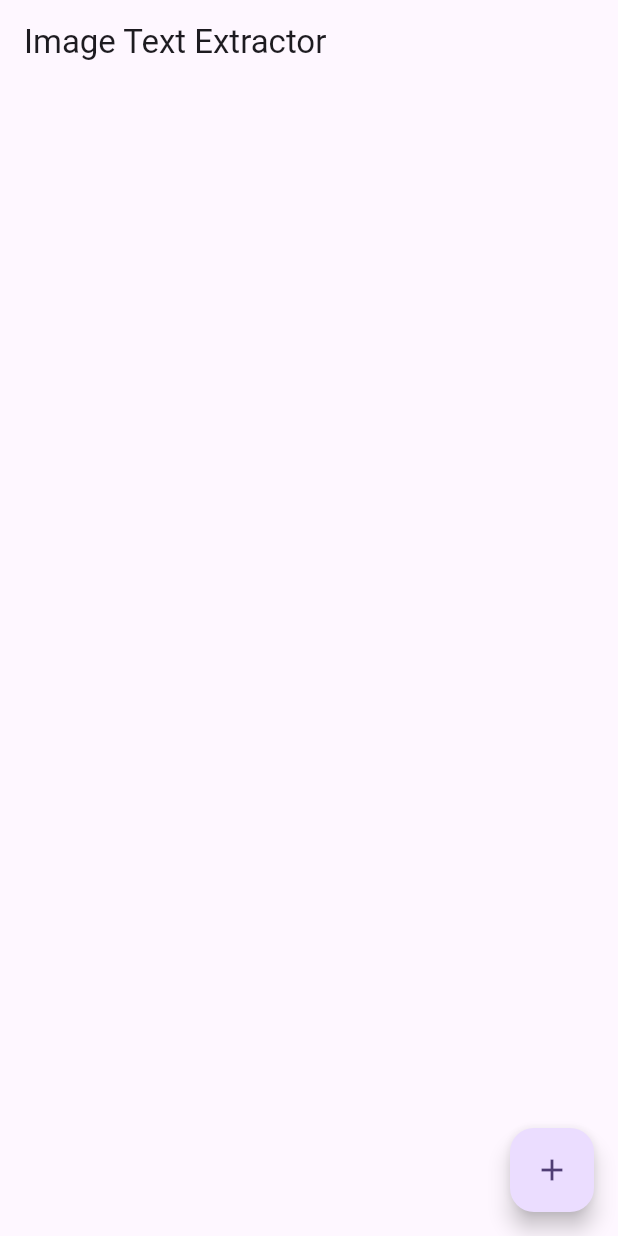
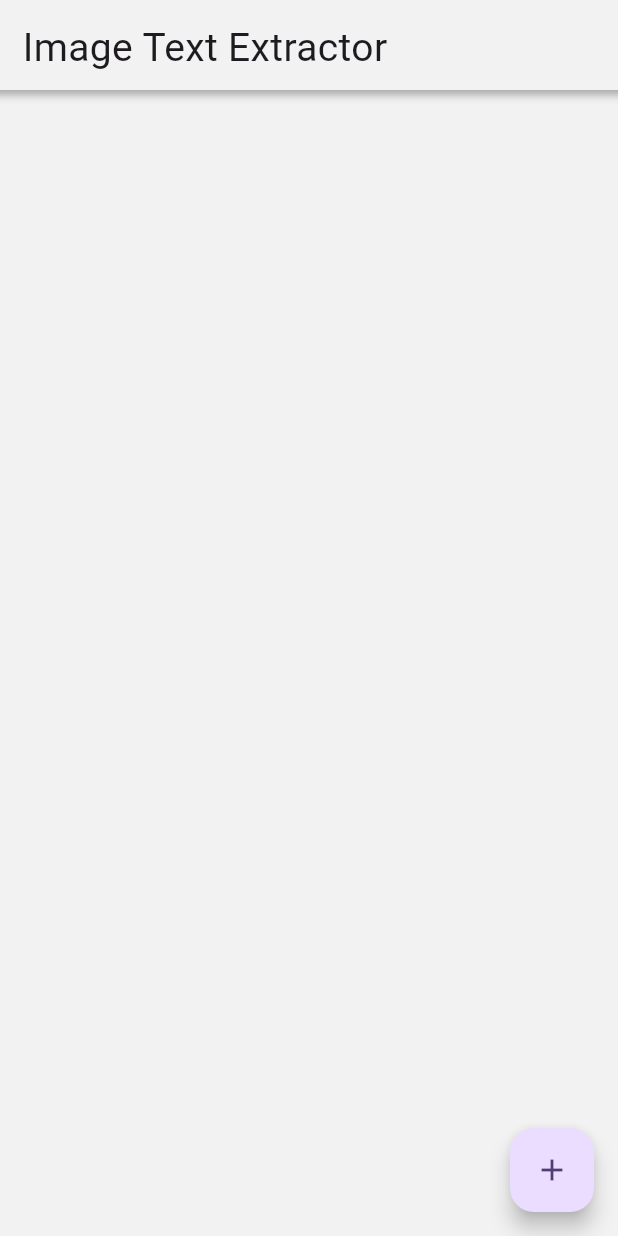
Before and after one commit to CenturionTheMan/MobileImageTextExtractor, a Flutter app: the screen it shows after launch, on a phone screen of 412 x 824 dp. Run offline on Flutter 3.47's test engine with Material 3 defaults, Android fonts, the phone set to English and light mode, and no system bars; our stand-ins replace camera, image_picker.

Commit message:
Added pick image from gallery button and HeaderBar

```diff
--- a/image_text_extractor/lib/main.dart
+++ b/image_text_extractor/lib/main.dart
@@ -13,10 +13,12 @@ class MyApp extends StatelessWidget {
   @override
   Widget build(BuildContext context) {
     return MaterialApp(
+      debugShowCheckedModeBanner: false,
       title: 'Image text extractor',
       theme: ThemeData(
         colorScheme: ColorScheme.fromSeed(seedColor: Colors.deepPurple),
         useMaterial3: true,
+        scaffoldBackgroundColor: Colors.white,
       ),
       home: const HomePage(),
     );
--- a/image_text_extractor/lib/pages/home_page.dart
+++ b/image_text_extractor/lib/pages/home_page.dart
@@ -2,6 +2,7 @@ import 'package:flutter/material.dart';
 import 'package:image_text_extractor/models/note_collection.dart';
 import 'package:image_text_extractor/pages/camera_view_page.dart';
 import 'package:image_text_extractor/pages/extract_text_page.dart';
+import '../widgets/header_bar.dart';
 
 class HomePage extends StatefulWidget {
   const HomePage({super.key});
@@ -36,16 +37,26 @@ class _HomePageState extends State<HomePage> with WidgetsBindingObserver {
   @override
   Widget build(BuildContext context) {
     return Scaffold(
-      appBar: AppBar(
-        title: const Text('Image Text Extractor'),
-      ),
-      body: Padding(
-        padding: const EdgeInsets.only(bottom: 80.0),
-        child: createBody(),
+      body: SafeArea(
+        child: Container(
+          color: Color(0xfff2f2f2),
+          child: Column(
+            children: [
+              HeaderBar(title: 'Image Text Extractor'),
+              Expanded(
+                child: Padding(
+                  padding: const EdgeInsets.only(bottom: 80.0),
+                  child: createBody(),
+                ),
+              ),
+            ],
+          ),
+        ),
       ),
       floatingActionButton: createFloatingActionButton(context),
     );
   }
+
 
   Widget createBody() {
     return ListView(
--- /dev/null
+++ b/image_text_extractor/lib/widgets/header_bar.dart
@@ -0,0 +1,42 @@
+import 'package:flutter/material.dart';
+
+
+class HeaderBar extends StatelessWidget {
+  final String title;
+
+  const HeaderBar({
+    required this.title
+  });
+
+  @override
+  Widget build(BuildContext context) {
+    return Container(
+      height: 60,
+      decoration: BoxDecoration(
+          color: Color(0xfff2f2f2),
+          boxShadow: [
+            BoxShadow(
+                offset: Offset(0, -5),
+                color: Colors.black.withOpacity(0.3),
+                blurRadius: 4,
+                spreadRadius: 8
+            )
+          ]
+      ),
+      child: Padding(
+        padding: const EdgeInsets.only(bottom: 4, top: 8, left: 15, right: 15),
+        child: Row(
+          mainAxisAlignment: MainAxisAlignment.spaceBetween,
+          children: [
+            Text(
+              title,
+              style: TextStyle(
+                  fontSize: 26
+              ),
+            ),
+          ],
+        ),
+      ),
+    );
+  }
+}
--- a/image_text_extractor/pubspec.yaml
+++ b/image_text_extractor/pubspec.yaml
@@ -39,6 +39,7 @@ dependencies:
   path_provider: ^2.1.5
   path: ^1.9.0
   http: ^1.2.2
+  image_picker: ^0.8.5+3
 
 dev_dependencies:
   flutter_test:
```
Also changed, not shown: image_text_extractor/lib/pages/camera_view_page.dart (+33 -5 lines), image_text_extractor/lib/pages/display_picture_pre_extration_page.dart (+5 -4 lines), 6 other files.
